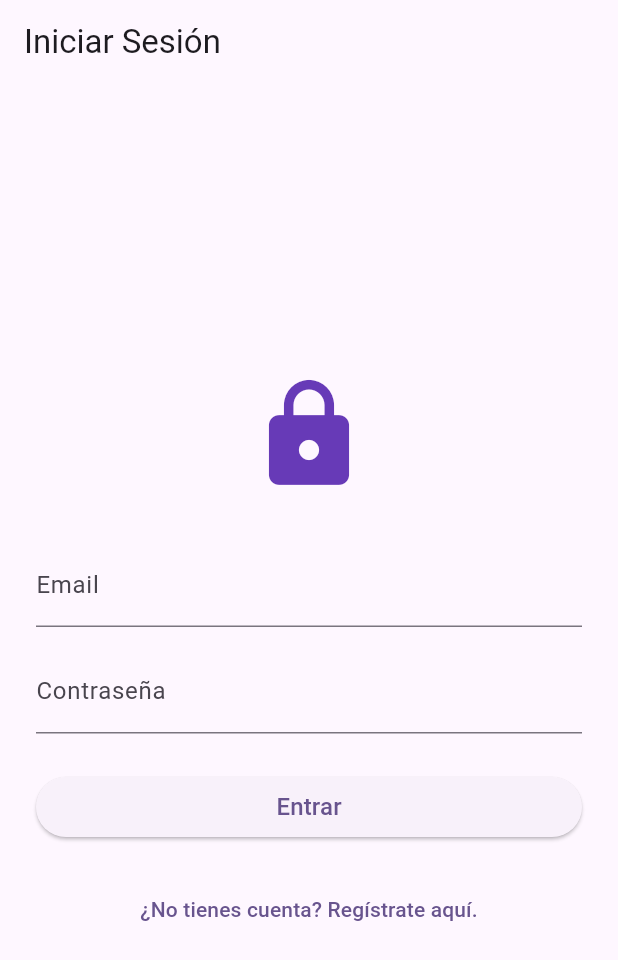
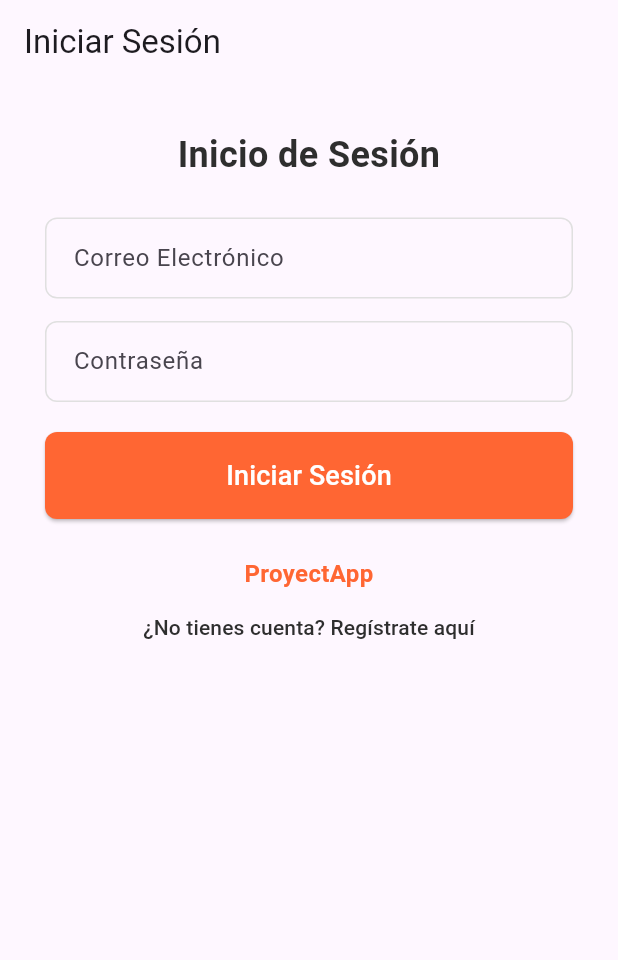
Before and after one commit to Pecathf/Sistema-de-Info, a Flutter app: the screen it shows after launch, on a phone screen of 412 x 824 dp. Shown: the top 960 px of the screen. Run offline on Flutter 3.47's test engine with Material 3 defaults, Android fonts, the phone set to English and light mode, and no system bars; our stand-ins replace cloud_firestore, firebase_auth, firebase_core; accounts and stored records are empty.

Commit message:
arreglando diseño de inicio de sesion

```diff
--- a/lib/central/constantes/colores.dart
+++ b/lib/central/constantes/colores.dart
@@ -1,18 +1,14 @@
 import 'package:flutter/material.dart';
 
-const Color colorPrimario = Color(0xFF003366);
-
-// Color de Acento (NARANJA UNIMET - Para botones, iconos, y elementos interactivos clave)
-const Color colorAcento = Color(0xFFFF9900);
-
-// Color de Fondo (Para el cuerpo principal de las pantallas)
-const Color colorFondo = Color(0xFFF7F7F7); // Gris muy claro, casi blanco
-
-// Color de Tarjetas/Contenedores (Para contrastar con el fondo)
-const Color colorTarjeta = Color(0xFFFFFFFF); // Blanco puro
-
-// Color de Texto Claro (Para usar sobre colorPrimario)
-const Color colorTextoClaro = Color(0xFFFFFFFF);
-
-// Color de Texto Oscuro (Para usar sobre colorTarjeta/colorFondo)
-const Color colorTextoOscuro = Color(0xFF333333);
+class AppColors {
+  // Color Naranja Principal (El color de los botones y el panel lateral)
+  static const Color primaryOrange = Color(0xFFFF6633);
+  // Color de fondo oscuro (Para texto principal y fondos oscuros)
+  static const Color darkBackground = Color(0xFF2E2E2E);
+  // Color de Fondo claro para los formularios
+  static const Color lightBackground = Colors.white;
+  // Color del texto de la marca y enlaces
+  static const Color accentColor = Color(0xFF3366FF);
+  // Color para campos de texto/bordes grises suaves
+  static const Color lightGrey = Color(0xFFE0E0E0);
+}
--- a/lib/central/constantes/servicios/auth_service.dart
+++ b/lib/central/constantes/servicios/auth_service.dart
@@ -1,28 +1,49 @@
 import 'package:firebase_auth/firebase_auth.dart';
+import 'package:cloud_firestore/cloud_firestore.dart';
 
 class AuthService {
-  final FirebaseAuth _auth = FirebaseAuth.instance;
+  final FirebaseAuth _firebaseAuth = FirebaseAuth.instance;
+  final FirebaseFirestore _firestore = FirebaseFirestore.instance;
 
-  Stream<User?> get authStateChanges => _auth.authStateChanges();
+  Stream<User?> get authStateChanges => _firebaseAuth.authStateChanges();
 
-  Future<User?> signIn(String email, String password) async {
-    final credential = await _auth.signInWithEmailAndPassword(
+
+  Future<void> signIn(String email, String password) async {
+    try {
+      await _firebaseAuth.signInWithEmailAndPassword(
         email: email,
         password: password,
       );
-    return credential.user;
+    } on FirebaseAuthException catch (e) {
+      throw Exception(e.code);
+    }
   }
 
-  Future<User?> signUp(String email, String password) async {
-    final credential = await _auth.createUserWithEmailAndPassword(
+
+  Future<void> signUpAndSaveUser(String nombre, String email, String password) async {
+    try {
+      UserCredential userCredential = await _firebaseAuth.createUserWithEmailAndPassword(
         email: email,
         password: password,
       );
-    return credential.user;
+
+
+      await _firestore.collection('users').doc(userCredential.user!.uid).set({
+        'uid': userCredential.user!.uid,
+        'email': email,
+        'nombre': nombre,
+        'role': 'usuario',
+        'timestamp': FieldValue.serverTimestamp(),
+      });
+
+    } on FirebaseAuthException catch (e) {
+      throw Exception(e.code);
+    }
   }
 
-  // Cerrar sesión
+
+  // 🔑 4. CERRAR SESIÓN (Logout)
   Future<void> signOut() async {
-    await _auth.signOut();
+    await _firebaseAuth.signOut();
   }
 }
--- a/lib/funcionalidades/autenticacion/pantalla_inicio_sesion.dart
+++ b/lib/funcionalidades/autenticacion/pantalla_inicio_sesion.dart
@@ -2,6 +2,8 @@ import 'package:flutter/material.dart';
 import 'package:firebase_auth/firebase_auth.dart';
 import 'package:sistem_proyect/central/constantes/servicios/auth_service.dart';
 import 'pantalla_registro.dart';
+// Importamos los colores
+import 'package:sistem_proyect/central/constantes/colores.dart';
 
 class PantallaInicioSesion extends StatefulWidget {
   const PantallaInicioSesion({super.key});
@@ -14,10 +16,7 @@ class _PantallaInicioSesionState extends State<PantallaInicioSesion> {
   final _formKey = GlobalKey<FormState>();
   final _emailController = TextEditingController();
   final _passwordController = TextEditingController();
-
-
   final AuthService _authService = AuthService();
-
   bool _isLoading = false;
   String? _errorMessage;
 
@@ -28,6 +27,7 @@ class _PantallaInicioSesionState extends State<PantallaInicioSesion> {
     super.dispose();
   }
 
+  // Lógica de inicio de sesión (_handleSignIn) - Modelo
   Future<void> _handleSignIn() async {
     if (!_formKey.currentState!.validate()) return;
 
@@ -37,26 +37,20 @@ class _PantallaInicioSesionState extends State<PantallaInicioSesion> {
     });
 
     try {
-
       await _authService.signIn(
         _emailController.text.trim(),
         _passwordController.text,
       );
-
-
     } on FirebaseAuthException catch (e) {
       String message = 'Ocurrió un error inesperado.';
-
       if (e.code == 'user-not-found' || e.code == 'wrong-password') {
-        message = 'Credenciales inválidas. Verifica tu email y contraseña.';
+        message = 'Credenciales inválidas. Verifica email y contraseña.';
       } else if (e.code == 'invalid-email') {
         message = 'El formato del email es incorrecto.';
       }
-
       setState(() {
         _errorMessage = message;
       });
-
     } catch (e) {
       setState(() {
         _errorMessage = 'Error: ' + e.toString();
@@ -70,71 +64,174 @@ class _PantallaInicioSesionState extends State<PantallaInicioSesion> {
 
   @override
   Widget build(BuildContext context) {
-    // La Vista
     return Scaffold(
       appBar: AppBar(title: const Text('Iniciar Sesión')),
-      body: Center(
-        child: SingleChildScrollView(
-          padding: const EdgeInsets.all(24.0),
+      body: LayoutBuilder(
+        builder: (context, constraints) {
+          if (constraints.maxWidth > 800) {
+            return Center(
+              child: Card(
+                elevation: 10,
+                shape: RoundedRectangleBorder(borderRadius: BorderRadius.circular(15)),
+                child: Container(
+                  width: 800,
+                  height: 550,
+                  decoration: BoxDecoration(
+                    color: AppColors.lightGrey,
+                    borderRadius: BorderRadius.circular(15),
+                  ),
+                  child: Row(
+                    children: [
+                      Expanded(
+                        child: Center(
+                          child: ConstrainedBox(
+                            constraints: const BoxConstraints(maxWidth: 350),
+                            child: _buildFormContent(context, title: 'Inicio de Sesión'),
+                          ),
+                        ),
+                      ),
+                      Container(
+                        width: 300,
+                        decoration: const BoxDecoration(
+                          color: AppColors.primaryOrange,
+                          borderRadius: BorderRadius.only(
+                            topRight: Radius.circular(15),
+                            bottomRight: Radius.circular(15),
+                          ),
+                        ),
+                        child: const Center(
+                          child: Text(
+                            '¡Bienvenido al gestor de proyectos!',
+                            style: TextStyle(
+                              color: Colors.white,
+                              fontSize: 28,
+                              fontWeight: FontWeight.bold,
+                            ),
+                            textAlign: TextAlign.center,
+                          ),
+                        ),
+                      ),
+                    ],
+                  ),
+                ),
+              ),
+            );
+          } else {
+            return _buildFormContent(context, title: 'Inicio de Sesión');
+          }
+        },
+      ),
+    );
+  }
+
+  Widget _buildFormContent(BuildContext context, {required String title}) {
+    return SingleChildScrollView(
+      padding: const EdgeInsets.all(30.0),
       child: Form(
         key: _formKey,
         child: Column(
-              mainAxisAlignment: MainAxisAlignment.center,
           crossAxisAlignment: CrossAxisAlignment.stretch,
           children: <Widget>[
-                const Icon(Icons.lock, size: 80, color: Colors.deepPurple),
-                const SizedBox(height: 32),
+            Text(
+              title,
+              style: const TextStyle(fontSize: 24, fontWeight: FontWeight.bold, color: AppColors.darkBackground),
+              textAlign: TextAlign.center,
+            ),
+            const SizedBox(height: 25),
 
-
-                TextFormField(
+            _buildTextField(
                 controller: _emailController,
-                  decoration: const InputDecoration(labelText: 'Email'),
+                labelText: 'Correo Electrónico',
                 keyboardType: TextInputType.emailAddress,
-                  validator: (value) {
-                    if (value == null || value.isEmpty) return 'Introduce tu email';
-                    return null;
-                  },
+                icon: Icons.email,
+                validator: (value) => value == null || value.isEmpty ? 'Introduce tu correo' : null,
             ),
             const SizedBox(height: 15),
 
-
-                TextFormField(
+            _buildTextField(
                 controller: _passwordController,
-                  decoration: const InputDecoration(labelText: 'Contraseña'),
+                labelText: 'Contraseña',
                 obscureText: true,
+                icon: Icons.lock,
                 validator: (value) {
                   if (value == null || value.isEmpty) return 'Introduce tu contraseña';
                   return null;
-                  },
-                ),
-                const SizedBox(height: 25),
+                }),
+            const SizedBox(height: 20),
 
-
+            // algunas validaciones
             if (_errorMessage != null)
               Padding(
                 padding: const EdgeInsets.only(bottom: 15),
                 child: Text(_errorMessage!, style: const TextStyle(color: Colors.red)),
               ),
 
+            // Botón de Entrar
             ElevatedButton(
               onPressed: _isLoading ? null : _handleSignIn,
+              style: ElevatedButton.styleFrom(
+                backgroundColor: AppColors.primaryOrange,
+                padding: const EdgeInsets.symmetric(vertical: 16),
+                shape: RoundedRectangleBorder(borderRadius: BorderRadius.circular(8)),
+              ),
               child: _isLoading
                   ? const CircularProgressIndicator(strokeWidth: 2, color: Colors.white)
-                      : const Text('Entrar', style: TextStyle(fontSize: 16)),
+                  : const Text('Iniciar Sesión', style: TextStyle(fontSize: 18, color: Colors.white)),
             ),
-                const SizedBox(height: 20),
+            const SizedBox(height: 25),
 
-                // Botón para ir a Registro
+            // Logo y Enlace a Registro
+            const Text(
+              'ProyectApp',
+              textAlign: TextAlign.center,
+              style: TextStyle(
+                color: AppColors.primaryOrange,
+                fontSize: 16,
+                fontWeight: FontWeight.bold,
+              ),
+            ),
             TextButton(
               onPressed: _isLoading ? null : () {
                 Navigator.push(context, MaterialPageRoute(builder: (context) => const PantallaRegistro()));
               },
-                  child: const Text('¿No tienes cuenta? Regístrate aquí.'),
+              child: const Text('¿No tienes cuenta? Regístrate aquí', style: TextStyle(color: AppColors.darkBackground)),
             ),
           ],
         ),
       ),
+    );
+  }
+
+  // Función auxiliar para los campos de texto estilizados
+  Widget _buildTextField({
+    required TextEditingController controller,
+    required String labelText,
+    required IconData icon,
+    TextInputType keyboardType = TextInputType.text,
+    bool obscureText = false,
+    String? Function(String?)? validator,
+  }) {
+    return TextFormField(
+      controller: controller,
+      keyboardType: keyboardType,
+      obscureText: obscureText,
+      validator: validator,
+      decoration: InputDecoration(
+        labelText: labelText,
+        // Eliminamos el borde de abajo y usamos un borde completo
+        border: OutlineInputBorder(
+          borderRadius: BorderRadius.circular(8),
+          borderSide: const BorderSide(color: AppColors.lightGrey),
         ),
+        enabledBorder: OutlineInputBorder(
+          borderRadius: BorderRadius.circular(8),
+          borderSide: const BorderSide(color: AppColors.lightGrey, width: 1),
+        ),
+        focusedBorder: OutlineInputBorder(
+          borderRadius: BorderRadius.circular(8),
+          borderSide: const BorderSide(color: AppColors.primaryOrange, width: 2),
+        ),
+        contentPadding: const EdgeInsets.symmetric(horizontal: 15, vertical: 15),
       ),
     );
   }
--- a/lib/funcionalidades/autenticacion/pantalla_registro.dart
+++ b/lib/funcionalidades/autenticacion/pantalla_registro.dart
@@ -39,18 +39,15 @@ class _PantallaRegistroState extends State<PantallaRegistro> {
     });
 
     try {
-      // Crear usuario en Firebase Authentication
       final UserCredential userCredential =
           await FirebaseAuth.instance.createUserWithEmailAndPassword(
         email: _emailController.text.trim(),
         password: _passwordController.text,
       );
 
-      // Actualizar el nombre del usuario
       await userCredential.user
           ?.updateDisplayName(_nombreController.text.trim());
 
-      // Intentar guardar información adicional en Firestore (opcional)
       try {
         await FirebaseFirestore.instance
             .collection('usuarios')
@@ -67,8 +64,7 @@ class _PantallaRegistroState extends State<PantallaRegistro> {
       }
 
       if (!mounted) return;
-
-      // Mostrar mensaje de éxito
+     //aqui mostrams mensaje de exito muchachos
       ScaffoldMessenger.of(context).showSnackBar(
         const SnackBar(
           content: Text('¡Registro exitoso!'),
@@ -77,7 +73,6 @@ class _PantallaRegistroState extends State<PantallaRegistro> {
         ),
       );
 
-      // Esperar un momento y regresar a la pantalla anterior
       await Future.delayed(const Duration(milliseconds: 500));
       if (!mounted) return;
       Navigator.pop(context);
@@ -299,7 +294,7 @@ class _PantallaRegistroState extends State<PantallaRegistro> {
                         : () {
                             Navigator.pop(context);
                           },
-                    child: const Text('Cancelar'),
+                    child: const Text('Regresar'),
                   ),
                 ],
               ),
```
Also changed, not shown: 1 other file. Lines whose indentation alone changed are shown as unchanged.
